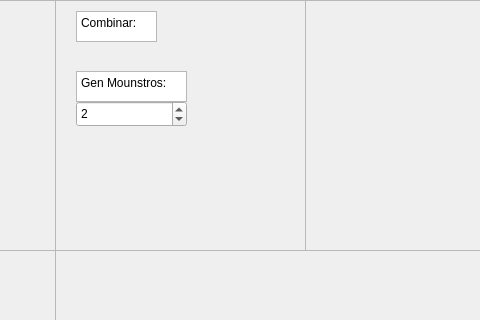
This is MonsterFactory/mainwindow.ui in arty4325/IC2001-MonsterFactory as Qt 5 draws it before an edit; both pictures show x 385 to 865 and y 0 to 320 of the 1366 by 768 pixel window. The edited form follows.
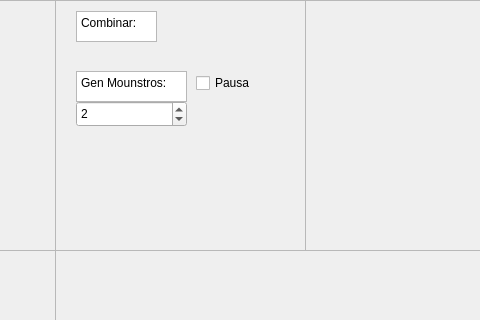
This is the edited form.

The edit to the form file:
```diff
--- a/MonsterFactory/mainwindow.ui
+++ b/MonsterFactory/mainwindow.ui
@@ -91,6 +91,19 @@
        <number>2</number>
       </property>
      </widget>
+     <widget class="QCheckBox" name="checkBox_4">
+      <property name="geometry">
+       <rect>
+        <x>140</x>
+        <y>70</y>
+        <width>88</width>
+        <height>24</height>
+       </rect>
+      </property>
+      <property name="text">
+       <string>Pausa</string>
+      </property>
+     </widget>
     </widget>
    </widget>
    <widget class="QScrollArea" name="scrollArea_3">
```
